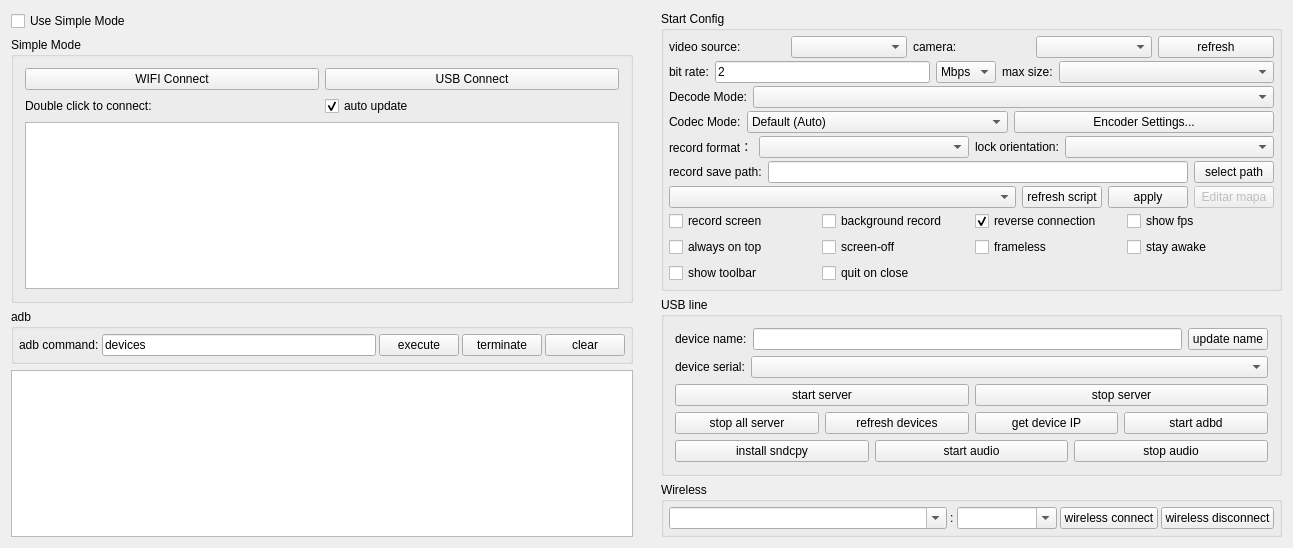
This is QtScrcpy/ui/dialog.ui in WiwiDVLOP/VenMirror as Qt 5 draws it before an edit. The edited form follows.
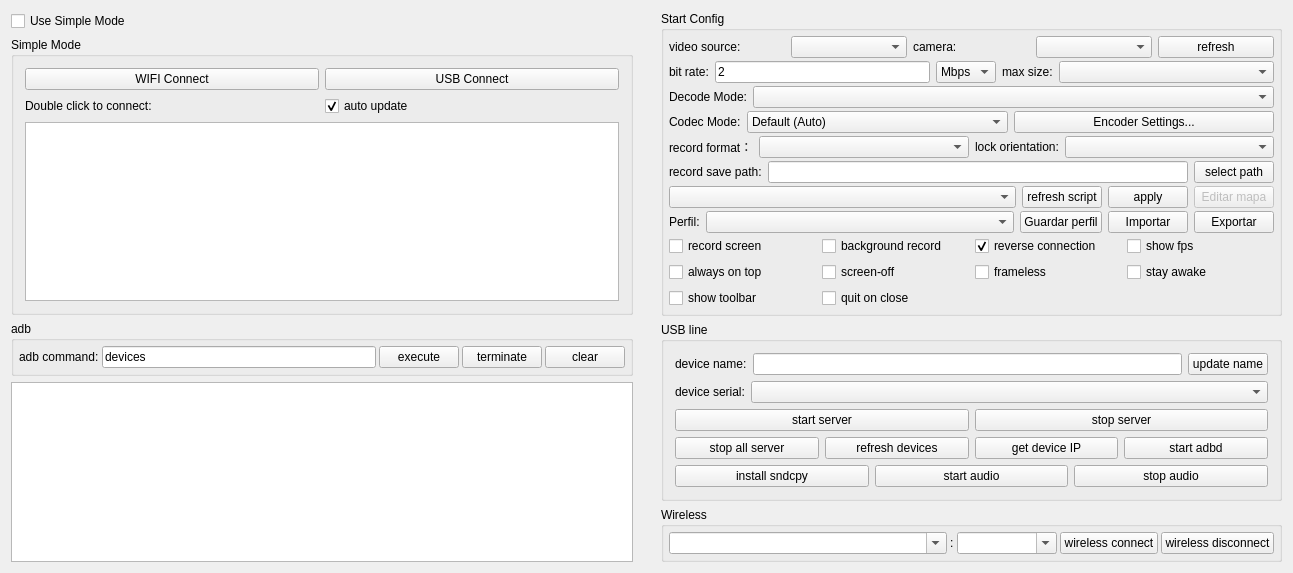
This is the edited form.

Commit message: Phase 3: configurable switch key, mouse-camera toggle, per-game profiles, import/export, MHO example keymap

```diff
--- a/QtScrcpy/ui/dialog.ui
+++ b/QtScrcpy/ui/dialog.ui
@@ -781,6 +781,104 @@
            </layout>
           </widget>
          </item>
+         <item>
+          <widget class="QWidget" name="configWidget7" native="true">
+           <property name="sizePolicy">
+            <sizepolicy hsizetype="Preferred" vsizetype="Preferred">
+             <horstretch>0</horstretch>
+             <verstretch>0</verstretch>
+            </sizepolicy>
+           </property>
+           <layout class="QHBoxLayout" name="horizontalLayout_15">
+            <property name="leftMargin">
+             <number>0</number>
+            </property>
+            <property name="topMargin">
+             <number>0</number>
+            </property>
+            <property name="rightMargin">
+             <number>0</number>
+            </property>
+            <property name="bottomMargin">
+             <number>0</number>
+            </property>
+            <item>
+             <widget class="QLabel" name="profileLabel">
+              <property name="sizePolicy">
+               <sizepolicy hsizetype="Maximum" vsizetype="Preferred">
+                <horstretch>0</horstretch>
+                <verstretch>0</verstretch>
+               </sizepolicy>
+              </property>
+              <property name="text">
+               <string>Perfil:</string>
+              </property>
+              <property name="buddy">
+               <cstring>profileBox</cstring>
+              </property>
+             </widget>
+            </item>
+            <item>
+             <widget class="QComboBox" name="profileBox">
+              <property name="sizePolicy">
+               <sizepolicy hsizetype="MinimumExpanding" vsizetype="Preferred">
+                <horstretch>0</horstretch>
+                <verstretch>0</verstretch>
+               </sizepolicy>
+              </property>
+             </widget>
+            </item>
+            <item>
+             <widget class="QPushButton" name="saveProfileBtn">
+              <property name="sizePolicy">
+               <sizepolicy hsizetype="Preferred" vsizetype="Preferred">
+                <horstretch>0</horstretch>
+                <verstretch>0</verstretch>
+               </sizepolicy>
+              </property>
+              <property name="text">
+               <string>Guardar perfil</string>
+              </property>
+              <property name="autoDefault">
+               <bool>false</bool>
+              </property>
+             </widget>
+            </item>
+            <item>
+             <widget class="QPushButton" name="importGameScriptBtn">
+              <property name="sizePolicy">
+               <sizepolicy hsizetype="Preferred" vsizetype="Preferred">
+                <horstretch>0</horstretch>
+                <verstretch>0</verstretch>
+               </sizepolicy>
+              </property>
+              <property name="text">
+               <string>Importar</string>
+              </property>
+              <property name="autoDefault">
+               <bool>false</bool>
+              </property>
+             </widget>
+            </item>
+            <item>
+             <widget class="QPushButton" name="exportGameScriptBtn">
+              <property name="sizePolicy">
+               <sizepolicy hsizetype="Preferred" vsizetype="Preferred">
+                <horstretch>0</horstretch>
+                <verstretch>0</verstretch>
+               </sizepolicy>
+              </property>
+              <property name="text">
+               <string>Exportar</string>
+              </property>
+              <property name="autoDefault">
+               <bool>false</bool>
+              </property>
+             </widget>
+            </item>
+           </layout>
+          </widget>
+         </item>
          <item>
           <widget class="QWidget" name="configWidget3" native="true">
            <property name="sizePolicy">
```
The commit also changes 6 other files.
